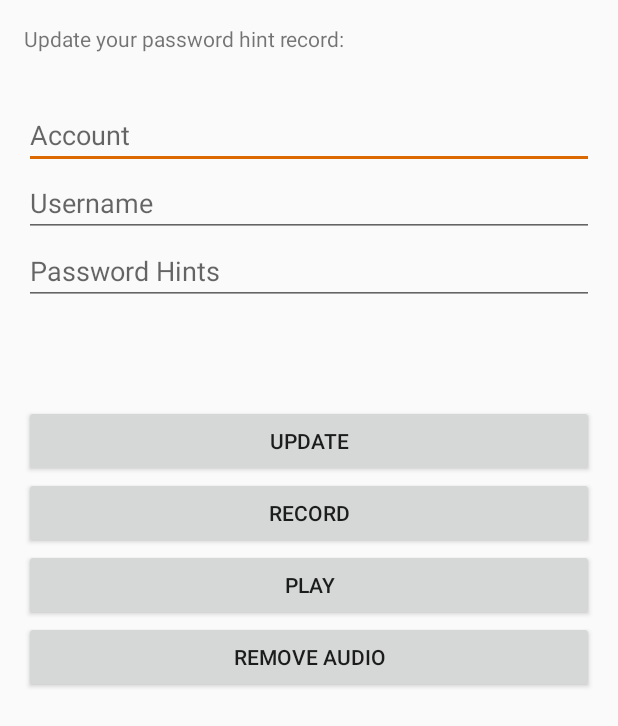
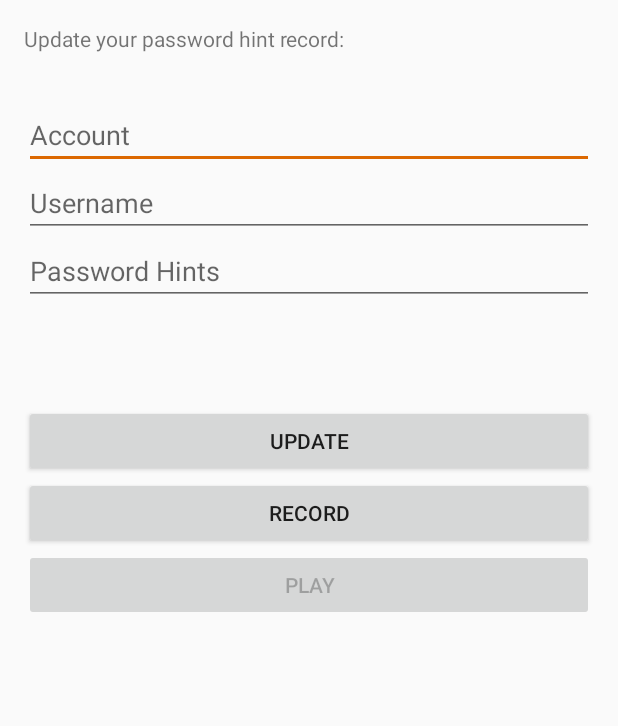
Before and after one commit to sharabiania/password-hints, an Android app: the UpdateActivity screen opened directly, with no data from a screen before it, on a phone screen of 412 x 824 dp. Shown: the top 726 px of the screen. Run offline under Robolectric (Android 15) with nearby library versions, the phone set to English and light mode, and no system bars; 4 statements that could not run were skipped.

Commit message:
Fixed a bug when removing audio

```diff
--- a/MyApplication/app/src/main/java/com/alisharabiani/activities/MainActivity.java
+++ b/MyApplication/app/src/main/java/com/alisharabiani/activities/MainActivity.java
@@ -113,7 +113,7 @@ public class MainActivity extends AppCompatActivity {
         listView.setOnItemLongClickListener(new AdapterView.OnItemLongClickListener() {
             @Override
             public boolean onItemLongClick(AdapterView<?> parent, View view, int position, final long id) {
-                alertDialogBuilder.setPositiveButton("Edit", new DialogInterface.OnClickListener(){
+                alertDialogBuilder.setPositiveButton("Update", new DialogInterface.OnClickListener(){
                    public void onClick(DialogInterface dialogInterface, int which){
                        Intent intent = new Intent(MainActivity.this, UpdateActivity.class);
                        RecordModel recordModel = mDbHelper.findById((int) id);
--- a/MyApplication/app/src/main/java/com/alisharabiani/fragments/AudioControlFragment.java
+++ b/MyApplication/app/src/main/java/com/alisharabiani/fragments/AudioControlFragment.java
@@ -143,10 +143,22 @@ public class AudioControlFragment extends Fragment {
     //endregion
 
     //region Methods
+
+    /**
+     * Loads file if exist and enable/disable the buttons.
+     * @param filename filename without extension.
+     */
     public void loadFile(String filename){
-        loadedFilename = filename;
-        playBtn.setEnabled(true);
-        removeBtn.setVisibility(View.VISIBLE);
+        if(audioService.hasAudio(filename)) {
+            loadedFilename = filename;
+            playBtn.setEnabled(true);
+            removeBtn.setVisibility(View.VISIBLE);
+        }
+        else{
+            loadedFilename = null;
+            playBtn.setEnabled(false);
+            removeBtn.setVisibility(View.INVISIBLE);
+        }
     }
 
     public void saveAs(String filename){
--- a/MyApplication/app/src/main/res/layout/activity_main.xml
+++ b/MyApplication/app/src/main/res/layout/activity_main.xml
@@ -52,7 +52,7 @@
     <ListView
             android:id="@+id/listView1"
             android:layout_width="wrap_content"
-            android:layout_height="wrap_content"
+            android:layout_height="match_parent"
             android:layout_below="@+id/appbar"
             android:focusable="true"
             app:layout_behavior="@string/appbar_scrolling_view_behavior"
```
Also changed, not shown: MyApplication/app/src/main/res/values/strings.xml (+2 -5 lines), 1 other file.
